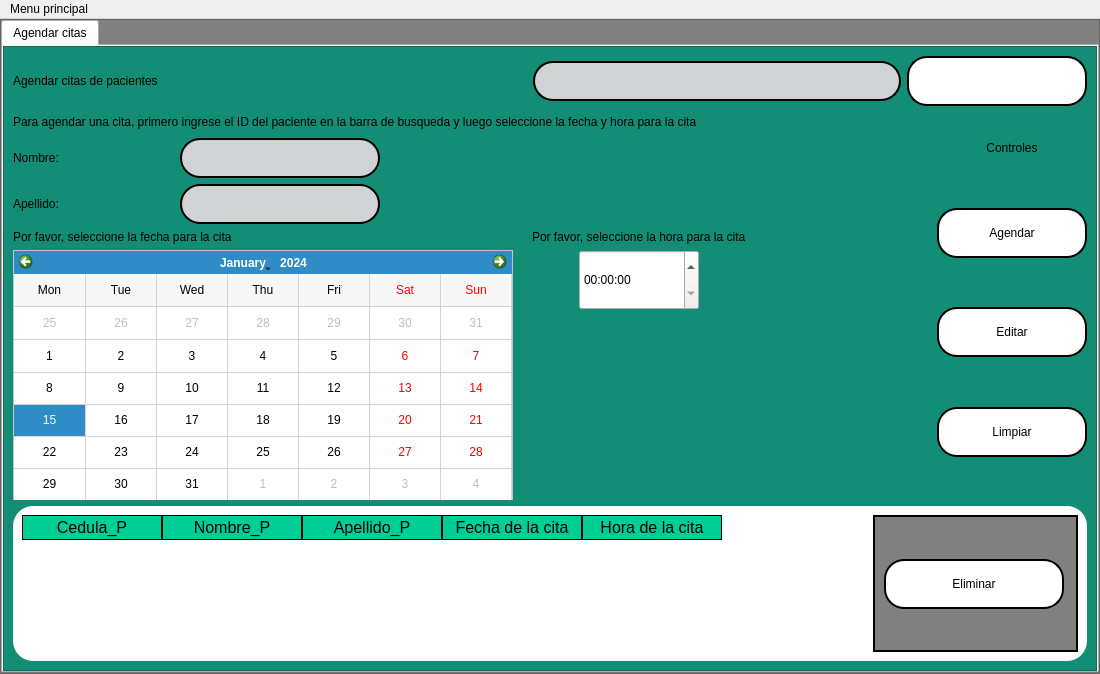
First picture: the form in interfaces/citas(nuevo).ui, repository Reinaldito04/App-Consultas-y-Historias-Medicas, before the edit.
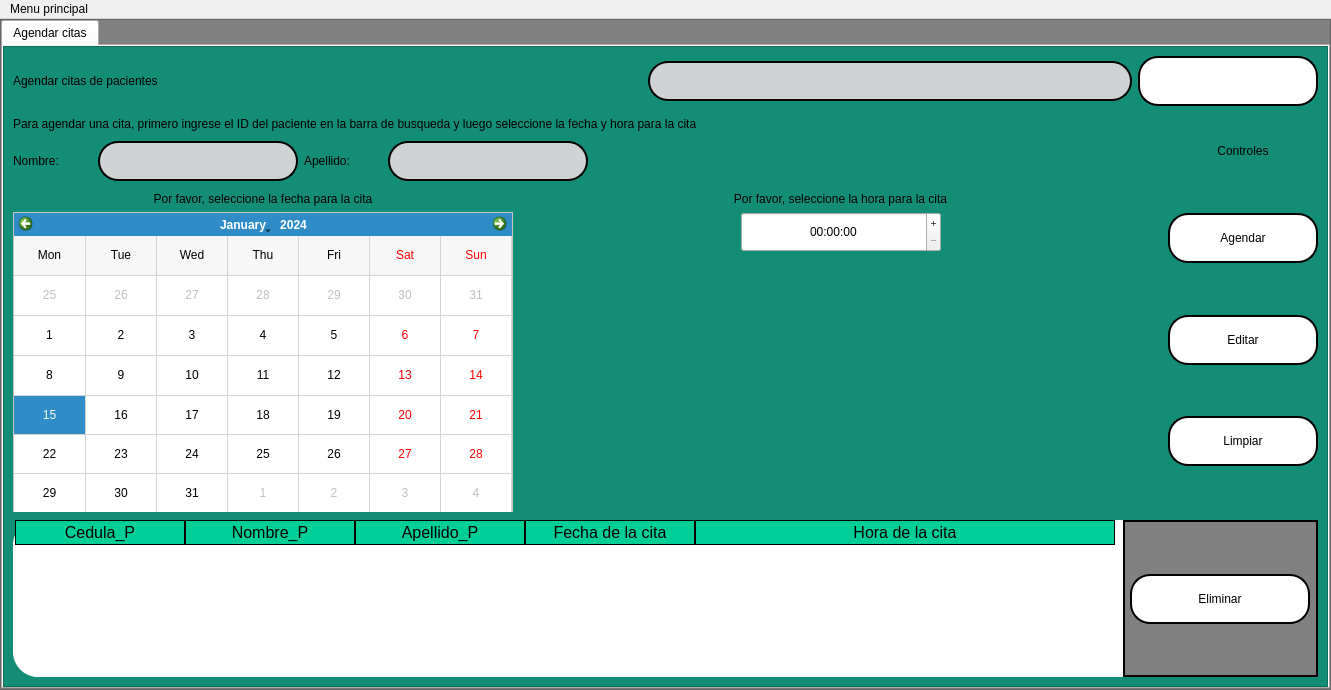
Second picture: the form after the edit. Icons and pictures are not drawn.

Diff of the .ui file:
```diff
--- a/interfaces/citas(nuevo).ui
+++ b/interfaces/citas(nuevo).ui
@@ -6,22 +6,10 @@
    <rect>
     <x>0</x>
     <y>0</y>
-    <width>1100</width>
-    <height>674</height>
+    <width>1331</width>
+    <height>690</height>
    </rect>
   </property>
-  <property name="minimumSize">
-   <size>
-    <width>1050</width>
-    <height>0</height>
-   </size>
-  </property>
-  <property name="maximumSize">
-   <size>
-    <width>1113</width>
-    <height>16777215</height>
-   </size>
-  </property>
   <property name="windowTitle">
    <string>MainWindow</string>
   </property>
@@ -138,9 +126,9 @@
              <property name="frameShadow">
               <enum>QFrame::Raised</enum>
              </property>
-             <layout class="QVBoxLayout" name="verticalLayout_13">
+             <layout class="QVBoxLayout" name="verticalLayout_12">
               <item>
-               <layout class="QHBoxLayout" name="horizontalLayout_4">
+               <layout class="QHBoxLayout" name="horizontalLayout_2">
                 <item>
                  <widget class="QLabel" name="title">
                   <property name="text">
@@ -219,8 +207,6 @@
                </spacer>
               </item>
               <item>
-               <layout class="QHBoxLayout" name="horizontalLayout_5">
-                <item>
                  <widget class="QLabel" name="label_5">
                   <property name="text">
                    <string>Para agendar una cita, primero ingrese el ID del paciente en la barra de busqueda y luego seleccione la fecha y hora para la cita</string>
@@ -228,21 +214,6 @@
                  </widget>
                 </item>
                 <item>
-                 <spacer name="horizontalSpacer_2">
-                  <property name="orientation">
-                   <enum>Qt::Horizontal</enum>
-                  </property>
-                  <property name="sizeHint" stdset="0">
-                   <size>
-                    <width>40</width>
-                    <height>20</height>
-                   </size>
-                  </property>
-                 </spacer>
-                </item>
-               </layout>
-              </item>
-              <item>
                <spacer name="verticalSpacer_11">
                 <property name="orientation">
                  <enum>Qt::Vertical</enum>
@@ -256,15 +227,15 @@
                </spacer>
               </item>
               <item>
-               <layout class="QHBoxLayout" name="horizontalLayout_10">
+               <layout class="QHBoxLayout" name="horizontalLayout_9">
                 <item>
-                 <layout class="QVBoxLayout" name="verticalLayout_10">
+                 <layout class="QVBoxLayout" name="verticalLayout_9">
                   <item>
                    <layout class="QHBoxLayout" name="horizontalLayout_8">
                     <item>
-                     <layout class="QVBoxLayout" name="verticalLayout_7">
+                     <layout class="QHBoxLayout" name="horizontalLayout_5">
                       <item>
-                       <layout class="QHBoxLayout" name="horizontalLayout_2">
+                       <layout class="QHBoxLayout" name="horizontalLayout_4">
                         <item>
                          <widget class="QLabel" name="lbl_name">
                           <property name="minimumSize">
@@ -332,7 +303,7 @@
                      </layout>
                     </item>
                     <item>
-                     <spacer name="horizontalSpacer_7">
+                     <spacer name="horizontalSpacer_5">
                       <property name="orientation">
                        <enum>Qt::Horizontal</enum>
                       </property>
@@ -347,7 +318,7 @@
                    </layout>
                   </item>
                   <item>
-                   <spacer name="verticalSpacer_4">
+                   <spacer name="verticalSpacer_6">
                     <property name="orientation">
                      <enum>Qt::Vertical</enum>
                     </property>
@@ -362,12 +333,15 @@
                   <item>
                    <layout class="QHBoxLayout" name="horizontalLayout_7">
                     <item>
-                     <layout class="QVBoxLayout" name="verticalLayout_8">
+                     <layout class="QVBoxLayout" name="verticalLayout_7">
                       <item>
                        <widget class="QLabel" name="label_4">
                         <property name="text">
                          <string>Por favor, seleccione la fecha para la cita</string>
                         </property>
+                        <property name="alignment">
+                         <set>Qt::AlignCenter</set>
+                        </property>
                        </widget>
                       </item>
                       <item>
@@ -375,13 +349,13 @@
                         <property name="minimumSize">
                          <size>
                           <width>500</width>
-                          <height>250</height>
+                          <height>300</height>
                          </size>
                         </property>
                         <property name="maximumSize">
                          <size>
                           <width>500</width>
-                          <height>250</height>
+                          <height>300</height>
                          </size>
                         </property>
                         <property name="styleSheet">
@@ -416,13 +390,13 @@
                            <property name="minimumSize">
                             <size>
                              <width>450</width>
-                             <height>250</height>
+                             <height>300</height>
                             </size>
                            </property>
                            <property name="maximumSize">
                             <size>
                              <width>16777215</width>
-                             <height>250</height>
+                             <height>300</height>
                             </size>
                            </property>
                            <property name="gridVisible">
@@ -442,31 +416,23 @@
                      </layout>
                     </item>
                     <item>
-                     <spacer name="horizontalSpacer_3">
-                      <property name="orientation">
-                       <enum>Qt::Horizontal</enum>
-                      </property>
-                      <property name="sizeHint" stdset="0">
-                       <size>
-                        <width>13</width>
-                        <height>17</height>
-                       </size>
-                      </property>
-                     </spacer>
-                    </item>
+                     <layout class="QVBoxLayout" name="verticalLayout_8">
                     <item>
-                     <layout class="QVBoxLayout" name="verticalLayout_9">
+                       <layout class="QVBoxLayout" name="verticalLayout_5">
                       <item>
                        <widget class="QLabel" name="label_6">
                         <property name="text">
                          <string>Por favor, seleccione la hora para la cita</string>
                         </property>
+                          <property name="alignment">
+                           <set>Qt::AlignCenter</set>
+                          </property>
                        </widget>
                       </item>
                       <item>
                        <layout class="QHBoxLayout" name="horizontalLayout_6">
                         <item>
-                         <spacer name="horizontalSpacer_5">
+                           <spacer name="horizontalSpacer_2">
                           <property name="orientation">
                            <enum>Qt::Horizontal</enum>
                           </property>
@@ -482,20 +448,43 @@
                          <widget class="QTimeEdit" name="hora">
                           <property name="minimumSize">
                            <size>
-                            <width>120</width>
-                            <height>60</height>
+                              <width>200</width>
+                              <height>40</height>
                            </size>
                           </property>
                           <property name="maximumSize">
                            <size>
-                            <width>120</width>
-                            <height>60</height>
-                           </size>
-                          </property>
+                              <width>200</width>
+                              <height>40</height>
+                             </size>
+                            </property>
+                            <property name="contextMenuPolicy">
+                             <enum>Qt::DefaultContextMenu</enum>
+                            </property>
+                            <property name="styleSheet">
+                             <string notr="true">QTimeEdit{
+	font: 14pt &quot;MS Shell Dlg 2&quot;;
+}</string>
+                            </property>
+                            <property name="alignment">
+                             <set>Qt::AlignCenter</set>
+                            </property>
+                            <property name="buttonSymbols">
+                             <enum>QAbstractSpinBox::PlusMinus</enum>
+                            </property>
+                            <property name="accelerated">
+                             <bool>true</bool>
+                            </property>
+                            <property name="showGroupSeparator" stdset="0">
+                             <bool>false</bool>
+                            </property>
+                            <property name="calendarPopup">
+                             <bool>false</bool>
+                            </property>
                          </widget>
                         </item>
                         <item>
-                         <spacer name="horizontalSpacer_6">
+                           <spacer name="horizontalSpacer_3">
                           <property name="orientation">
                            <enum>Qt::Horizontal</enum>
                           </property>
@@ -506,6 +495,8 @@
                            </size>
                           </property>
                          </spacer>
+                          </item>
+                         </layout>
                         </item>
                        </layout>
                       </item>
@@ -529,25 +520,7 @@
                  </layout>
                 </item>
                 <item>
-                 <layout class="QHBoxLayout" name="horizontalLayout_9">
-                  <item>
-                   <spacer name="horizontalSpacer_8">
-                    <property name="orientation">
-                     <enum>Qt::Horizontal</enum>
-                    </property>
-                    <property name="sizeHint" stdset="0">
-                     <size>
-                      <width>40</width>
-                      <height>20</height>
-                     </size>
-                    </property>
-                   </spacer>
-                  </item>
-                  <item>
-                   <layout class="QVBoxLayout" name="verticalLayout_5">
-                    <property name="leftMargin">
-                     <number>0</number>
-                    </property>
+                 <layout class="QVBoxLayout" name="verticalLayout_4">
                     <item>
                      <widget class="QLabel" name="label">
                       <property name="minimumSize">
@@ -576,8 +549,6 @@
                      </widget>
                     </item>
                     <item>
-                     <layout class="QVBoxLayout" name="verticalLayout_4">
-                      <item>
                        <spacer name="verticalSpacer_8">
                         <property name="orientation">
                          <enum>Qt::Vertical</enum>
@@ -690,19 +661,15 @@
                     </item>
                    </layout>
                   </item>
-                 </layout>
-                </item>
-               </layout>
-              </item>
               <item>
-               <spacer name="verticalSpacer_6">
+               <spacer name="verticalSpacer_4">
                 <property name="orientation">
                  <enum>Qt::Vertical</enum>
                 </property>
                 <property name="sizeHint" stdset="0">
                  <size>
                   <width>20</width>
-                  <height>40</height>
+                  <height>38</height>
                  </size>
                 </property>
                </spacer>
@@ -711,8 +678,8 @@
                <widget class="QFrame" name="frame_3">
                 <property name="styleSheet">
                  <string notr="true">QFrame{
-background-color:white;
-border-radius:20px;
+	background-color: rgb(255, 255, 255);
+border-radius:25px;
 }</string>
                 </property>
                 <property name="frameShape">
@@ -722,17 +689,32 @@
                  <enum>QFrame::Raised</enum>
                 </property>
                 <layout class="QHBoxLayout" name="horizontalLayout">
+                 <property name="spacing">
+                  <number>8</number>
+                 </property>
+                 <property name="leftMargin">
+                  <number>2</number>
+                 </property>
+                 <property name="topMargin">
+                  <number>0</number>
+                 </property>
+                 <property name="rightMargin">
+                  <number>0</number>
+                 </property>
+                 <property name="bottomMargin">
+                  <number>0</number>
+                 </property>
                  <item>
                   <widget class="QTableWidget" name="tableWidget">
                    <property name="minimumSize">
                     <size>
-                     <width>850</width>
+                     <width>1100</width>
                      <height>0</height>
                     </size>
                    </property>
                    <property name="maximumSize">
                     <size>
-                     <width>850</width>
+                     <width>1100</width>
                      <height>16777215</height>
                     </size>
                    </property>
@@ -743,7 +725,10 @@
                     <bool>false</bool>
                    </attribute>
                    <attribute name="horizontalHeaderDefaultSectionSize">
-                    <number>140</number>
+                    <number>170</number>
+                   </attribute>
+                   <attribute name="horizontalHeaderStretchLastSection">
+                    <bool>true</bool>
                    </attribute>
                    <column>
                     <property name="text">
@@ -773,26 +758,36 @@
                   </widget>
                  </item>
                  <item>
-                  <spacer name="horizontalSpacer_4">
-                   <property name="orientation">
-                    <enum>Qt::Horizontal</enum>
+                  <widget class="QFrame" name="frame_6">
+                   <property name="styleSheet">
+                    <string notr="true">QFrame{
+border:none;
+}</string>
                    </property>
-                   <property name="sizeHint" stdset="0">
-                    <size>
-                     <width>53</width>
-                     <height>20</height>
-                    </size>
+                   <property name="frameShape">
+                    <enum>QFrame::StyledPanel</enum>
                    </property>
-                  </spacer>
-                 </item>
+                   <property name="frameShadow">
+                    <enum>QFrame::Raised</enum>
+                   </property>
+                   <layout class="QVBoxLayout" name="verticalLayout_10">
+                    <property name="spacing">
+                     <number>0</number>
+                    </property>
+                    <property name="leftMargin">
+                     <number>0</number>
+                    </property>
+                    <property name="topMargin">
+                     <number>0</number>
+                    </property>
+                    <property name="rightMargin">
+                     <number>0</number>
+                    </property>
+                    <property name="bottomMargin">
+                     <number>0</number>
+                    </property>
                  <item>
                   <widget class="QFrame" name="frame_4">
-                   <property name="minimumSize">
-                    <size>
-                     <width>205</width>
-                     <height>0</height>
-                    </size>
-                   </property>
                    <property name="styleSheet">
                     <string notr="true">QFrame{
 background-color:gray;
@@ -806,7 +801,19 @@
                    <property name="frameShadow">
                     <enum>QFrame::Raised</enum>
                    </property>
-                   <layout class="QVBoxLayout" name="verticalLayout_12">
+                      <layout class="QVBoxLayout" name="verticalLayout_13">
+                       <property name="leftMargin">
+                        <number>0</number>
+                       </property>
+                       <property name="topMargin">
+                        <number>0</number>
+                       </property>
+                       <property name="rightMargin">
+                        <number>0</number>
+                       </property>
+                       <property name="bottomMargin">
+                        <number>0</number>
+                       </property>
                     <item>
                      <layout class="QVBoxLayout" name="verticalLayout_11">
                       <item>
@@ -816,8 +823,23 @@
                         </property>
                         <property name="sizeHint" stdset="0">
                          <size>
-                          <width>173</width>
-                          <height>30</height>
+                             <width>20</width>
+                             <height>40</height>
+                            </size>
+                           </property>
+                          </spacer>
+                         </item>
+                         <item>
+                          <layout class="QHBoxLayout" name="horizontalLayout_10">
+                           <item>
+                            <spacer name="horizontalSpacer_4">
+                             <property name="orientation">
+                              <enum>Qt::Horizontal</enum>
+                             </property>
+                             <property name="sizeHint" stdset="0">
+                              <size>
+                               <width>40</width>
+                               <height>20</height>
                          </size>
                         </property>
                        </spacer>
@@ -842,19 +864,37 @@
                        </widget>
                       </item>
                       <item>
+                            <spacer name="horizontalSpacer_6">
+                             <property name="orientation">
+                              <enum>Qt::Horizontal</enum>
+                             </property>
+                             <property name="sizeHint" stdset="0">
+                              <size>
+                               <width>40</width>
+                               <height>20</height>
+                              </size>
+                             </property>
+                            </spacer>
+                           </item>
+                          </layout>
+                         </item>
+                         <item>
                        <spacer name="verticalSpacer_3">
                         <property name="orientation">
                          <enum>Qt::Vertical</enum>
                         </property>
                         <property name="sizeHint" stdset="0">
                          <size>
-                          <width>173</width>
-                          <height>31</height>
+                             <width>20</width>
+                             <height>40</height>
                          </size>
                         </property>
                        </spacer>
                       </item>
                      </layout>
+                       </item>
+                      </layout>
+                     </widget>
                     </item>
                    </layout>
                   </widget>
@@ -879,7 +919,7 @@
     <rect>
      <x>0</x>
      <y>0</y>
-     <width>1100</width>
+     <width>1331</width>
      <height>21</height>
     </rect>
    </property>
```
Left out of the diff: 14 changed lines with no effect on the pictures. Lines whose indentation alone changed are shown as unchanged.
